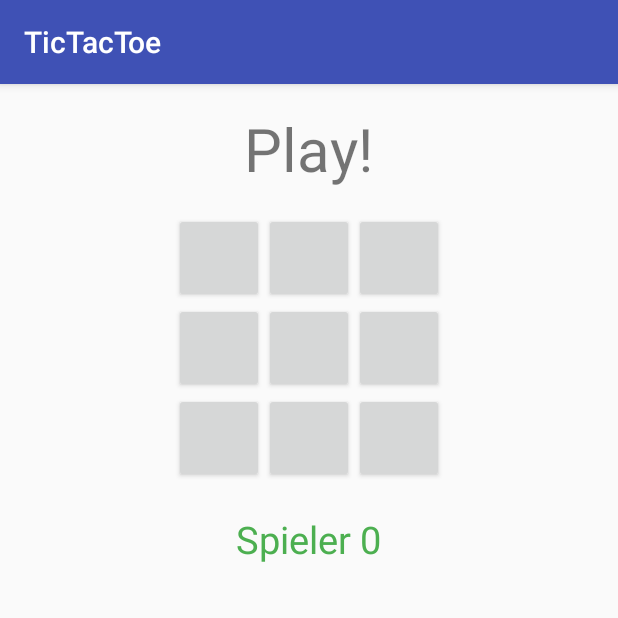
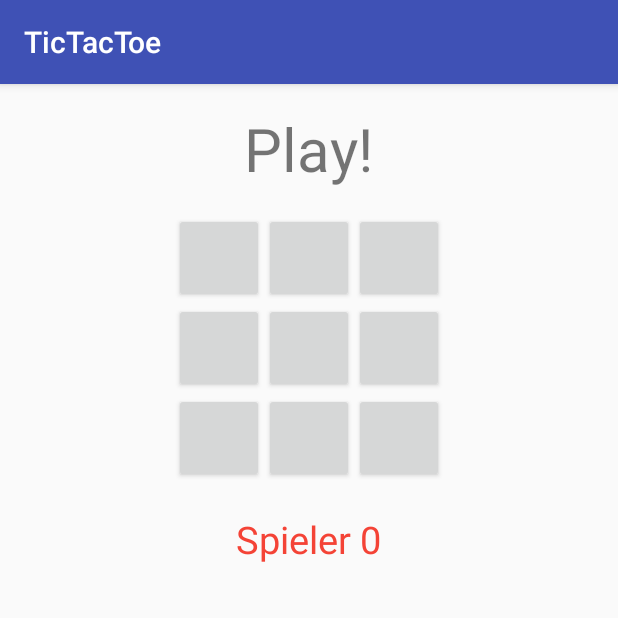
Before and after one commit to BZ-Markdorf/Android-Studio-Examples, an Android app: the SpielActivity screen opened directly, with no data from a screen before it, on a phone screen of 412 x 824 dp, the top half of it. Run offline under Robolectric (Android 15) with nearby library versions, the phone set to English and light mode, and no system bars.

Commit message:
fixed Colors

```diff
--- a/TicTacToe/app/src/main/java/com/jonasotto/tictactoe/SpielActivity.java
+++ b/TicTacToe/app/src/main/java/com/jonasotto/tictactoe/SpielActivity.java
@@ -48,14 +48,14 @@ public class SpielActivity extends AppCompatActivity {
             case 0: //Spieler X/1 am Zug
                 if (button.getText().equals("")) {  //Wenn das Feld frei ist...
                     button.setText("X");    //Feld auf X setzen
-                    button.setTextColor(ContextCompat.getColor(this, R.color.spieler1));    //Farbe für Spieler 0 aus den Ressourcen laden, auf button anwenden
+                    button.setTextColor(ContextCompat.getColor(this, R.color.spieler0));    //Farbe für Spieler 0 aus den Ressourcen laden, auf button anwenden
                 }
                 break;
 
             case 1: //Spieler O/2 am Zug
                 if (button.getText().equals("")) { //Wenn das Feld frei ist...
                     button.setText("O");    //Feld auf O setzen
-                    button.setTextColor(ContextCompat.getColor(this, R.color.spieler2));    //Farbe für Spieler 1 aus den Ressourcen laden, auf button anwenden
+                    button.setTextColor(ContextCompat.getColor(this, R.color.spieler1));    //Farbe für Spieler 1 aus den Ressourcen laden, auf button anwenden
                 }
                 break;
         }
--- a/TicTacToe/app/src/main/java/com/jonasotto/tictactoe/SpielEndeActivity.java
+++ b/TicTacToe/app/src/main/java/com/jonasotto/tictactoe/SpielEndeActivity.java
@@ -27,11 +27,11 @@ public class SpielEndeActivity extends AppCompatActivity {
                 break;
             case 0:
                 textViewGewinner.setText("X hat gewonnen!");
-                textViewGewinner.setTextColor(ContextCompat.getColor(this, R.color.spieler1));
+                textViewGewinner.setTextColor(ContextCompat.getColor(this, R.color.spieler0));
                 break;
             case 1:
                 textViewGewinner.setText("O hat gewonnen!");
-                textViewGewinner.setTextColor(ContextCompat.getColor(this, R.color.spieler2));
+                textViewGewinner.setTextColor(ContextCompat.getColor(this, R.color.spieler1));
                 break;
         }
     }
--- a/TicTacToe/app/src/main/res/layout/activity_spiel.xml
+++ b/TicTacToe/app/src/main/res/layout/activity_spiel.xml
@@ -116,7 +116,7 @@
             android:layout_height="wrap_content"
             android:layout_marginTop="20sp"
             android:text="Spieler 0"
-            android:textColor="@color/spieler1"
+            android:textColor="@color/spieler0"
             android:textSize="25sp"/>
 
 
```
